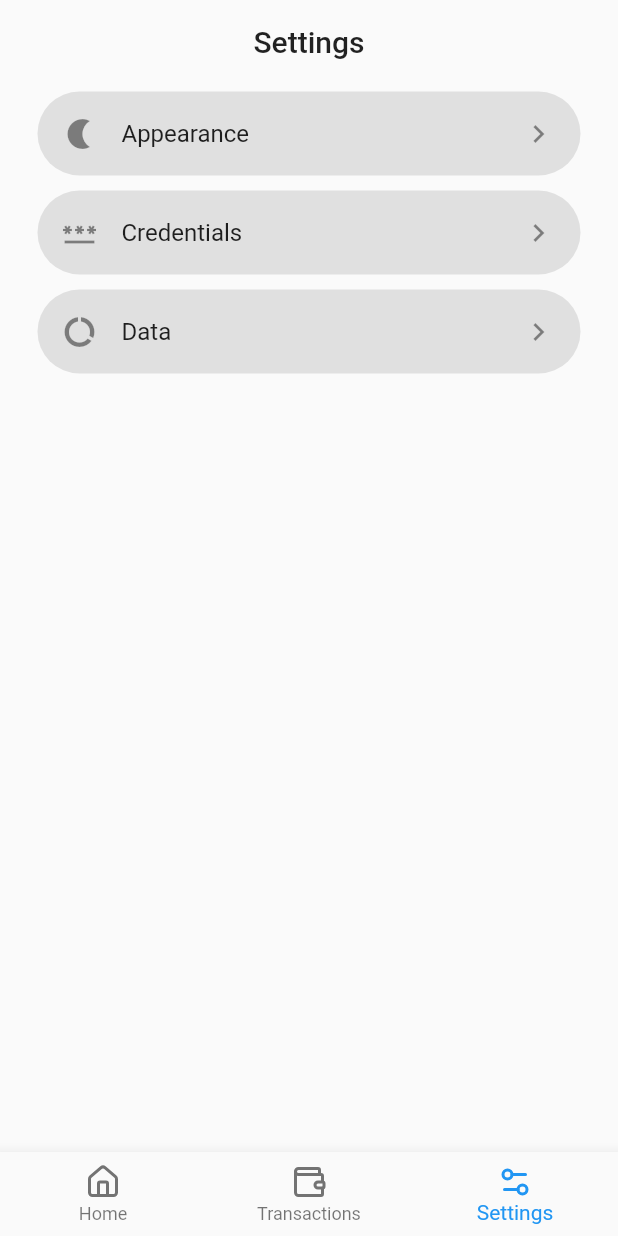
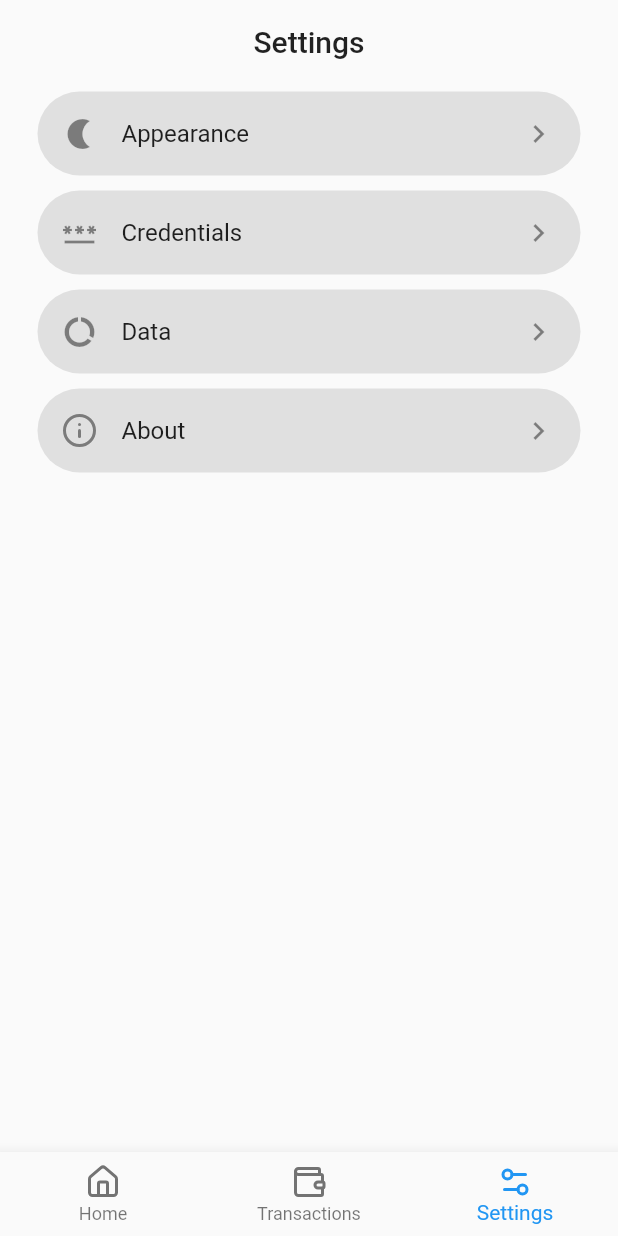
Before and after one commit to prateekmedia/subillmanager, a Flutter app: the screen it shows after launch, swiped to page 3, on a phone screen of 412 x 824 dp. Run offline on Flutter 3.47's test engine with Material 2 defaults, Android fonts, the phone set to English and light mode, and no system bars; our stand-ins replace flutter_hooks, hooks_riverpod, lucide_icons, package_info_plus, page_transition, shared_preferences.

Commit message:
Add About Screen

```diff
--- a/lib/screens/tabs/settings.dart
+++ b/lib/screens/tabs/settings.dart
@@ -1,4 +1,6 @@
 import 'package:flutter/material.dart';
+import 'package:lucide_icons/lucide_icons.dart';
+import 'package:subillmanager/screens/tabs/settings/about.dart';
 import 'package:subillmanager/screens/tabs/settings/appearance.dart';
 import 'package:subillmanager/screens/tabs/settings/credentials.dart';
 import 'package:subillmanager/screens/tabs/settings/data.dart';
@@ -28,6 +30,11 @@ class SettingsTab extends StatelessWidget {
           icon: Icons.data_usage,
           goToPage: DataSettings(),
         ),
+        SettingTile(
+          title: "About",
+          icon: LucideIcons.info,
+          goToPage: AboutSettings(),
+        ),
       ],
     );
   }
--- /dev/null
+++ b/lib/utils/constants.dart
@@ -0,0 +1 @@
+const String appName = "SU Bill Manager";
--- a/lib/utils/utils.dart
+++ b/lib/utils/utils.dart
@@ -1,2 +1,3 @@
+export 'constants.dart';
 export 'extensions.dart';
 export 'shared_prefs.dart';
--- a/lib/widgets/appbar.dart
+++ b/lib/widgets/appbar.dart
@@ -7,8 +7,8 @@ AppBar suAppBar(
   bool automaticallyImplyLeading = true,
   Widget? leading,
   List<Widget>? actions,
-}) {
-  return AppBar(
+}) =>
+    AppBar(
       title: Text(title),
       iconTheme: context.theme.iconTheme,
       leading:
@@ -25,4 +25,3 @@ AppBar suAppBar(
       backgroundColor: Colors.transparent,
       titleTextStyle: context.textTheme.headline6,
     );
-}
--- a/lib/widgets/list_view.dart
+++ b/lib/widgets/list_view.dart
@@ -4,9 +4,11 @@ ListView suListView({
   required List<Widget> children,
   EdgeInsets? padding,
   ScrollController? controller,
+  bool shrinkWrap = false,
 }) =>
     ListView(
       controller: controller,
+      shrinkWrap: shrinkWrap,
       padding: padding ?? const EdgeInsets.symmetric(horizontal: 25),
       children: children,
     );
--- a/pubspec.yaml
+++ b/pubspec.yaml
@@ -34,6 +34,7 @@ dependencies:
   page_transition: ^2.0.4
   hooks_riverpod: ^1.0.0
   shared_preferences: ^2.0.9
+  package_info_plus: ^1.3.0
 
 dev_dependencies:
   flutter_test:
@@ -58,8 +59,8 @@ flutter:
   uses-material-design: true
 
   # To add assets to your application, add an assets section, like this:
-  # assets:
-  #   - images/a_dot_burr.jpeg
+  assets:
+    - assets/subillmanager.png
   #   - images/a_dot_ham.jpeg
 
   # An image asset can refer to one or more resolution-specific "variants", see
```
Also changed, not shown: lib/screens/tabs/settings/about.dart (added, +63 -0 lines), pubspec.lock. Lines whose indentation alone changed are shown as unchanged.
